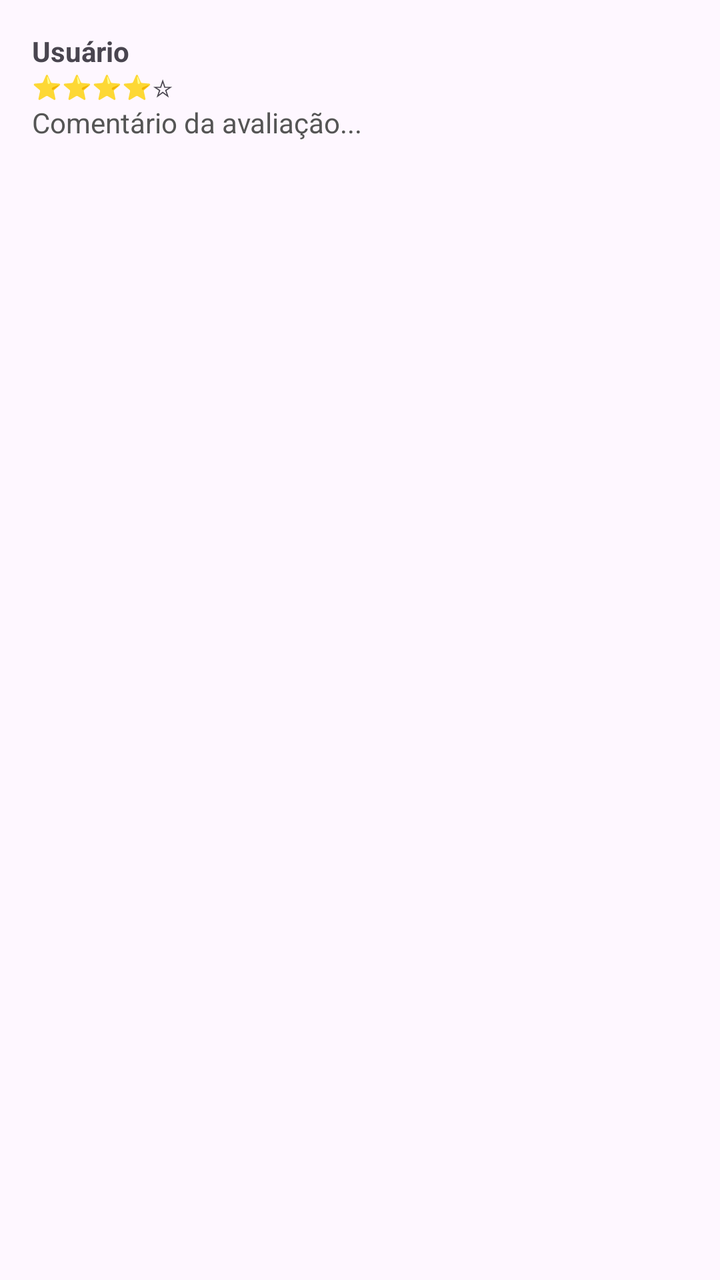
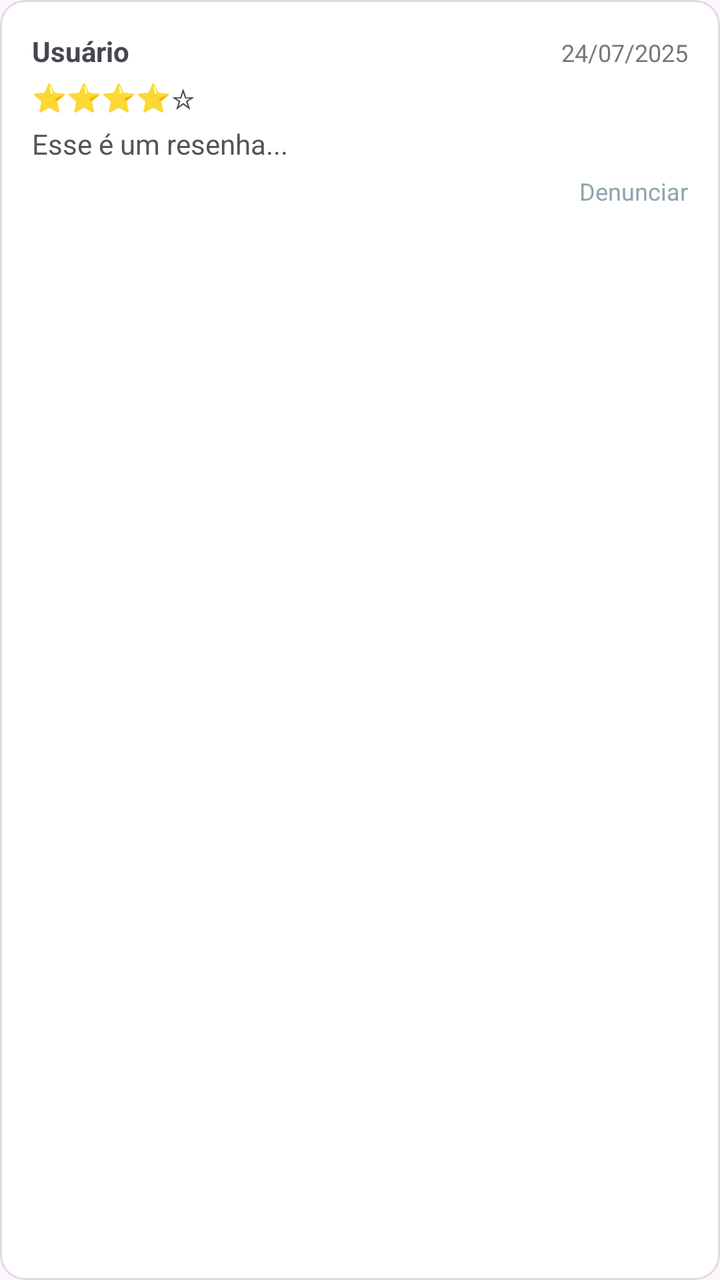

Screens rendered from an Android XML layout before and after an edit, with the pre-edit source and the edit as a unified diff.
<!-- AndroidManifest.xml: application theme Theme.Bibliotecaapp -->
<!-- res/layout/item_avaliacao.xml -->
<?xml version="1.0" encoding="utf-8"?>
<LinearLayout
    xmlns:android="http://schemas.android.com/apk/res/android"
    android:layout_width="match_parent"
    android:layout_height="wrap_content"
    android:orientation="vertical"
    android:padding="16dp">

    <TextView
        android:id="@+id/txtNomeUsuario"
        android:layout_width="wrap_content"
        android:layout_height="wrap_content"
        android:text="Usuário"
        android:textStyle="bold"/>

    <TextView
        android:id="@+id/txtEstrelas"
        android:layout_width="wrap_content"
        android:layout_height="wrap_content"
        android:text="⭐⭐⭐⭐☆"
        android:textSize="12sp"/>

    <TextView
        android:id="@+id/txtComentario"
        android:layout_width="match_parent"
        android:layout_height="wrap_content"
        android:text="Comentário da avaliação..."
        android:textColor="#555"/>

</LinearLayout>
<!-- resources referenced by this layout -->
<resources>
  <style name="Theme.Bibliotecaapp" parent="Base.Theme.Bibliotecaapp" />
  <style name="Base.Theme.Bibliotecaapp" parent="Theme.Material3.DayNight.NoActionBar">
          
          
      </style>
</resources>

<!-- the commit's change to res/layout/item_avaliacao.xml (unified diff, before → after) -->
@@ -4,27 +4,59 @@
     android:layout_width="match_parent"
     android:layout_height="wrap_content"
     android:orientation="vertical"
-    android:padding="16dp">
+    android:padding="16dp"
+    android:background="@drawable/bg_comentario"
+    android:layout_margin="8dp">
 
-    <TextView
-        android:id="@+id/txtNomeUsuario"
-        android:layout_width="wrap_content"
+    
+    <LinearLayout
+        android:layout_width="match_parent"
         android:layout_height="wrap_content"
-        android:text="Usuário"
-        android:textStyle="bold"/>
+        android:orientation="horizontal">
 
+        <TextView android:id="@+id/txtNomeUsuario"
+            android:layout_width="0dp"
+            android:layout_height="wrap_content"
+            android:layout_weight="1"
+            android:text="Usuário"
+            android:textStyle="bold"/>
+
+        <TextView
+            android:id="@+id/txtData"
+            android:layout_width="wrap_content"
+            android:layout_height="wrap_content"
+            android:text="24/07/2025"
+            android:textColor="#777"
+            android:textSize="12sp" />
+    </LinearLayout>
+
+    
     <TextView
         android:id="@+id/txtEstrelas"
         android:layout_width="wrap_content"
         android:layout_height="wrap_content"
         android:text="⭐⭐⭐⭐☆"
-        android:textSize="12sp"/>
+        android:textSize="14sp"
+        android:layout_marginTop="4dp"/>
 
+    
     <TextView
         android:id="@+id/txtComentario"
         android:layout_width="match_parent"
         android:layout_height="wrap_content"
-        android:text="Comentário da avaliação..."
-        android:textColor="#555"/>
+        android:text="Esse é um resenha..."
+        android:textColor="#555"
+        android:layout_marginTop="4dp"/>
+
+    
+    <TextView
+        android:id="@+id/btnDenunciar"
+        android:layout_width="wrap_content"
+        android:layout_height="wrap_content"
+        android:text="Denunciar"
+        android:textColor="@color/padrao_app"
+        android:textSize="12sp"
+        android:layout_gravity="end"
+        android:layout_marginTop="6dp"/>
 
 </LinearLayout>
<!-- resource entries referenced after the edit -->
@@ -1,5 +1,12 @@
 <!-- resources referenced by this layout -->
 <resources>
+  <color name="padrao_app">#90A4AE</color>
+  <!-- drawable bg_comentario (drawable) -->
+  <shape xmlns:android="http://schemas.android.com/apk/res/android">
+      <solid android:color="#FFFFFF"/>
+      <corners android:radius="12dp"/>
+      <stroke android:width="1dp" android:color="#DDD"/>
+  </shape>
   <style name="Theme.Bibliotecaapp" parent="Base.Theme.Bibliotecaapp" />
   <style name="Base.Theme.Bibliotecaapp" parent="Theme.Material3.DayNight.NoActionBar">
           
